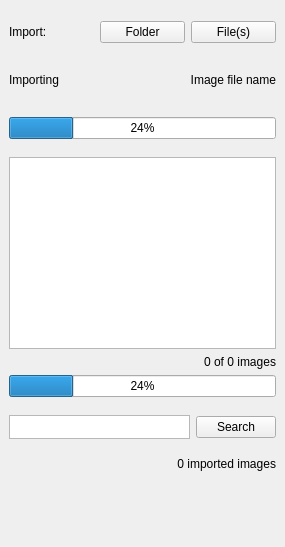
First picture: the form in image_searcher_dockwidget_base.ui, repository Serkhani/imageviewer, before the edit.
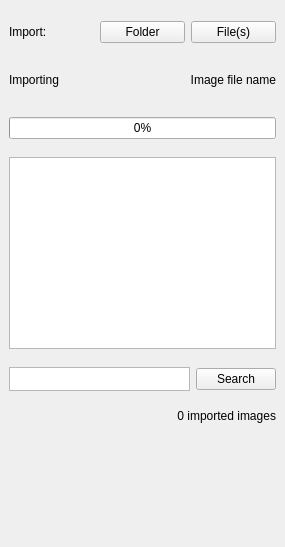
Second picture: the form after the edit.

Commit message: importing image update added

The edit to the form file:
```diff
--- a/image_searcher_dockwidget_base.ui
+++ b/image_searcher_dockwidget_base.ui
@@ -114,7 +114,7 @@
          <cursorShape>WaitCursor</cursorShape>
         </property>
         <property name="value">
-         <number>24</number>
+         <number>0</number>
         </property>
        </widget>
       </item>
@@ -123,38 +123,6 @@
     <item>
      <widget class="QGraphicsView" name="graphicsView"/>
     </item>
-    <item>
-     <widget class="QLabel" name="overallImgProgress">
-      <property name="text">
-       <string>0 of 0 images</string>
-      </property>
-      <property name="alignment">
-       <set>Qt::AlignRight|Qt::AlignTrailing|Qt::AlignVCenter</set>
-      </property>
-     </widget>
-    </item>
-    <item>
-     <widget class="QProgressBar" name="overallProgressBar">
-      <property name="sizePolicy">
-       <sizepolicy hsizetype="Expanding" vsizetype="Maximum">
-        <horstretch>0</horstretch>
-        <verstretch>0</verstretch>
-       </sizepolicy>
-      </property>
-      <property name="minimumSize">
-       <size>
-        <width>50</width>
-        <height>0</height>
-       </size>
-      </property>
-      <property name="cursor">
-       <cursorShape>WaitCursor</cursorShape>
-      </property>
-      <property name="value">
-       <number>24</number>
-      </property>
-     </widget>
-    </item>
     <item>
      <layout class="QHBoxLayout" name="horizontalLayout_4">
       <property name="topMargin">
```
The commit also changes 3 other files.
